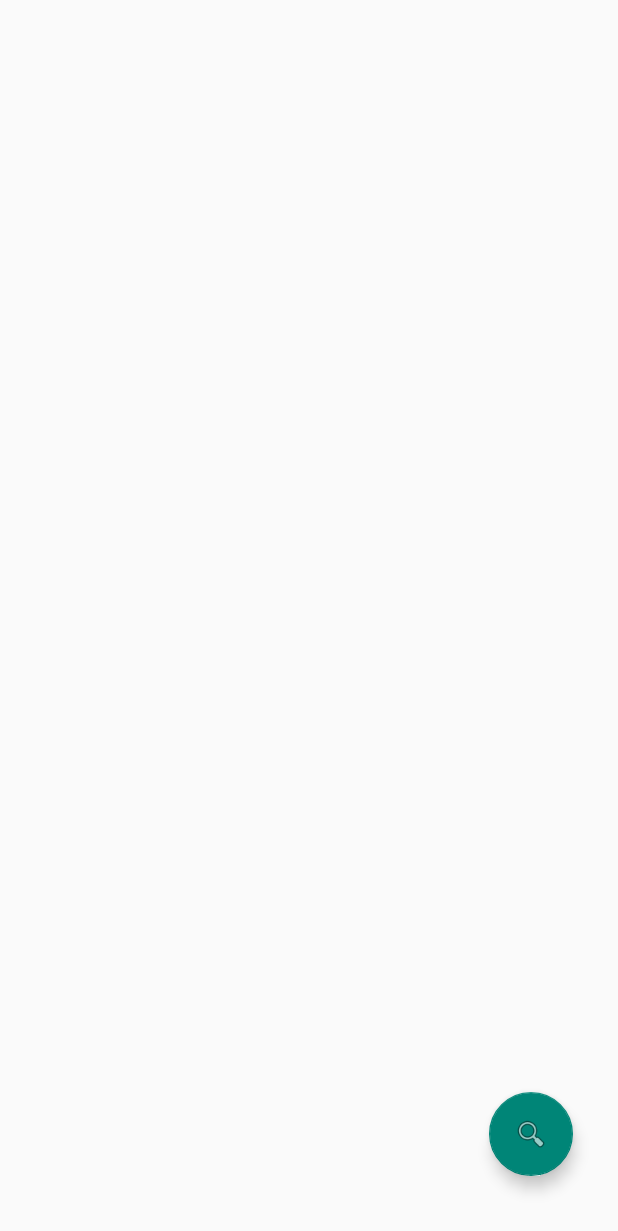
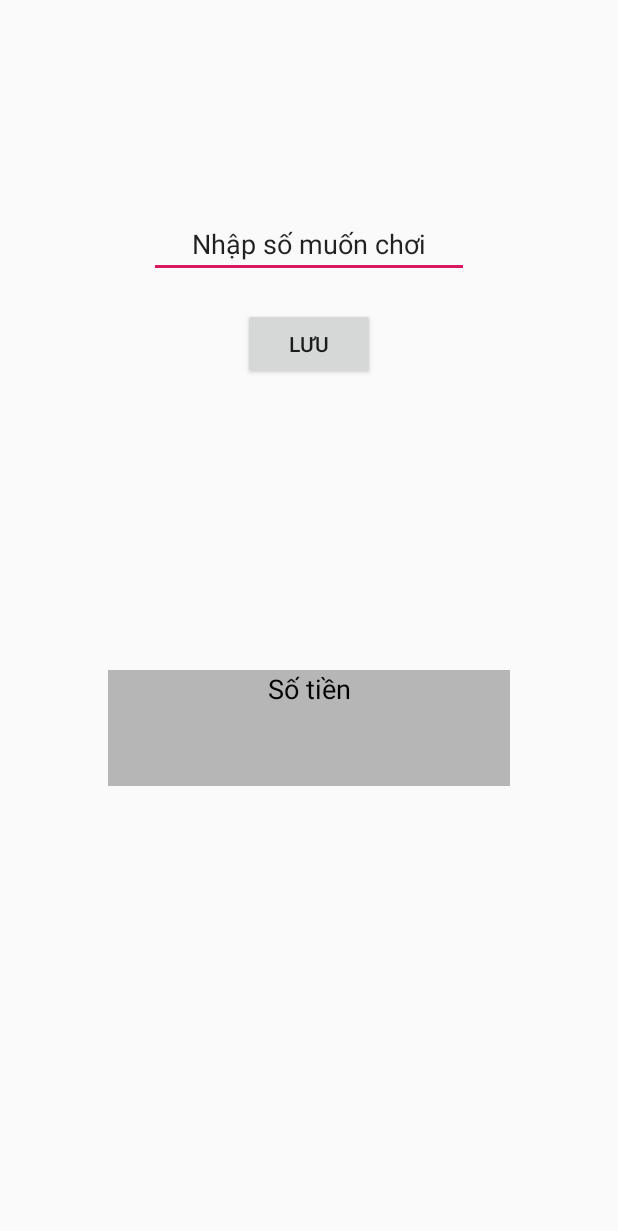
Before and after one commit to mobiledev2019/mp-n9_9_xoso, an Android app: the layout dashboard_fragment.xml on its own in the app's theme, with its tools: preview values and no code run, on a phone screen of 412 x 824 dp. Shown: the top 1231 px of the screen. Run offline under Robolectric (Android 15) with nearby library versions, the phone set to English and light mode, and no system bars.

Commit message:
Update chuc nang

```diff
--- a/app/src/main/res/layout/dashboard_fragment.xml
+++ b/app/src/main/res/layout/dashboard_fragment.xml
@@ -6,35 +6,53 @@
     android:layout_height="match_parent"
     tools:context=".fragments.DashboardFragment">
 
-    <ScrollView
-        android:layout_width="match_parent"
-        android:layout_height="match_parent">
-
-        <LinearLayout
-            android:layout_width="match_parent"
-            android:layout_height="wrap_content"
-            android:background="#fff"
-            android:orientation="vertical" >
-
-        </LinearLayout>
-    </ScrollView>
-
     <android.support.constraint.ConstraintLayout
         android:layout_width="match_parent"
-        android:layout_height="match_parent">
+        android:layout_height="680dp">
 
-        <android.support.design.widget.FloatingActionButton
-            android:id="@+id/floatingActionButton2"
-            android:layout_width="56dp"
-            android:layout_height="0dp"
-            android:layout_marginEnd="30dp"
-            android:layout_marginBottom="40dp"
-            android:background="@color/colorPrimary"
-            android:clickable="true"
-            android:src="@android:drawable/ic_menu_search"
-            app:backgroundTint="@color/colorPrimary"
+        <EditText
+            android:id="@+id/textTiele"
+            android:layout_width="wrap_content"
+            android:layout_height="wrap_content"
+            android:layout_marginStart="8dp"
+            android:layout_marginTop="140dp"
+            android:layout_marginEnd="8dp"
+            android:ems="10"
+            android:inputType="textPersonName"
+            android:text="Nhập số muốn chơi"
+            android:textAlignment="center"
+            android:textSize="18dp"
+            app:layout_constraintEnd_toEndOf="parent"
+            app:layout_constraintStart_toStartOf="parent"
+            app:layout_constraintTop_toTopOf="parent" />
+
+        <Button
+            android:id="@+id/button"
+            android:layout_width="wrap_content"
+            android:layout_height="wrap_content"
+            android:layout_marginStart="8dp"
+            android:layout_marginTop="20dp"
+            android:layout_marginEnd="8dp"
+            android:text="Lưu"
+            app:layout_constraintEnd_toEndOf="parent"
+            app:layout_constraintStart_toStartOf="parent"
+            app:layout_constraintTop_toBottomOf="@+id/textTiele" />
+
+        <TextView
+            android:id="@+id/textView"
+            android:layout_width="268dp"
+            android:layout_height="77dp"
+            android:layout_marginStart="8dp"
+            android:layout_marginEnd="8dp"
+            android:layout_marginBottom="156dp"
+            android:text="Số tiền"
+            android:textColor="#000"
+            android:textSize="18dp"
+            android:textAlignment="center"
+            android:background="#B6B6B6"
             app:layout_constraintBottom_toBottomOf="parent"
-            app:layout_constraintEnd_toEndOf="parent" />
+            app:layout_constraintEnd_toEndOf="parent"
+            app:layout_constraintStart_toStartOf="parent" />
     </android.support.constraint.ConstraintLayout>
 
 </FrameLayout>
```
